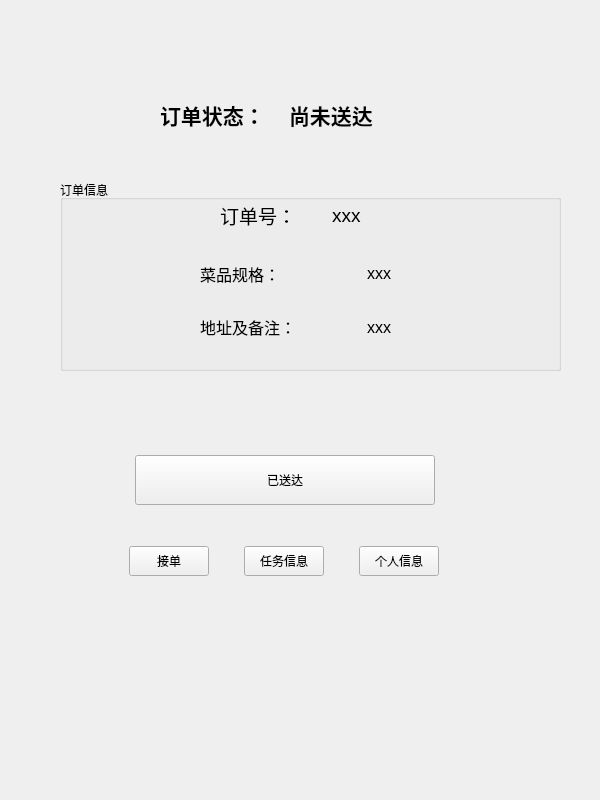
Qt form rider/task_inform.ui (chichuxwx/Food-delivery-platform) before a commit.
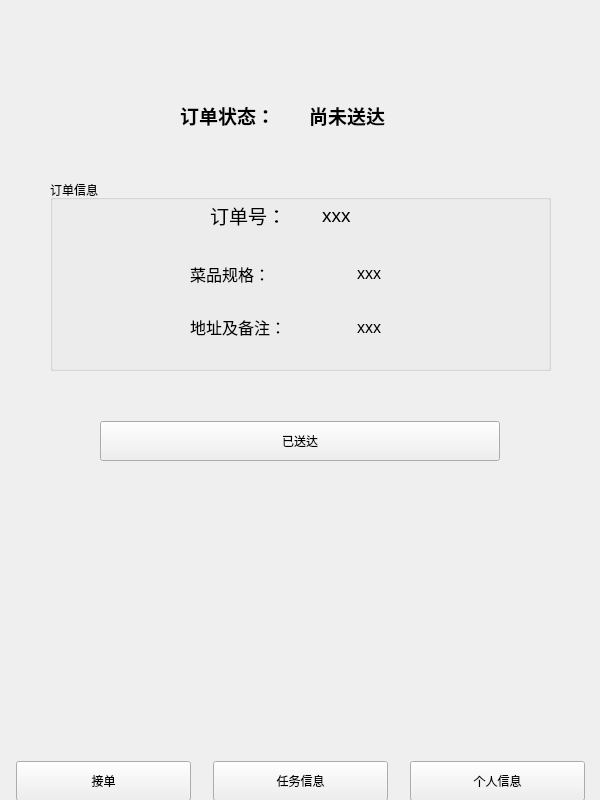
The same form after that commit.

The edit to the form file:
```diff
--- a/rider/task_inform.ui
+++ b/rider/task_inform.ui
@@ -22,7 +22,7 @@
   <widget class="QGroupBox" name="groupBox">
    <property name="geometry">
     <rect>
-     <x>60</x>
+     <x>50</x>
      <y>180</y>
      <width>501</width>
      <height>191</height>
@@ -31,7 +31,7 @@
    <property name="title">
     <string>订单信息</string>
    </property>
-   <widget class="QWidget" name="">
+   <widget class="QWidget" name="layoutWidget">
     <property name="geometry">
      <rect>
       <x>160</x>
@@ -57,7 +57,7 @@
      </item>
     </layout>
    </widget>
-   <widget class="QWidget" name="">
+   <widget class="QWidget" name="layoutWidget">
     <property name="geometry">
      <rect>
       <x>140</x>
@@ -106,10 +106,10 @@
     </layout>
    </widget>
   </widget>
-  <widget class="QWidget" name="">
+  <widget class="QWidget" name="layoutWidget">
    <property name="geometry">
     <rect>
-     <x>160</x>
+     <x>180</x>
      <y>90</y>
      <width>251</width>
      <height>51</height>
@@ -119,31 +119,28 @@
     <item>
      <widget class="QLabel" name="label_7">
       <property name="text">
-       <string>&lt;html&gt;&lt;head/&gt;&lt;body&gt;&lt;p&gt;&lt;span style=&quot; font-size:16pt; font-weight:700;&quot;&gt;订单状态：&lt;/span&gt;&lt;/p&gt;&lt;/body&gt;&lt;/html&gt;</string>
+       <string>&lt;html&gt;&lt;head/&gt;&lt;body&gt;&lt;p&gt;&lt;span style=&quot; font-size:14pt; font-weight:700;&quot;&gt;订单状态：&lt;/span&gt;&lt;/p&gt;&lt;/body&gt;&lt;/html&gt;</string>
       </property>
      </widget>
     </item>
     <item>
      <widget class="QLabel" name="label_8">
       <property name="text">
-       <string>&lt;html&gt;&lt;head/&gt;&lt;body&gt;&lt;p&gt;&lt;span style=&quot; font-size:16pt; font-weight:700;&quot;&gt;尚未送达&lt;/span&gt;&lt;/p&gt;&lt;/body&gt;&lt;/html&gt;</string>
+       <string>&lt;html&gt;&lt;head/&gt;&lt;body&gt;&lt;p&gt;&lt;span style=&quot; font-size:14pt; font-weight:700;&quot;&gt;尚未送达&lt;/span&gt;&lt;/p&gt;&lt;/body&gt;&lt;/html&gt;</string>
       </property>
      </widget>
     </item>
    </layout>
   </widget>
-  <widget class="QWidget" name="">
-   <property name="geometry">
-    <rect>
-     <x>100</x>
-     <y>420</y>
-     <width>371</width>
-     <height>191</height>
-    </rect>
-   </property>
-   <layout class="QVBoxLayout" name="verticalLayout_2">
-    <item alignment="Qt::AlignmentFlag::AlignHCenter">
      <widget class="QPushButton" name="pushButton">
+   <property name="geometry">
+    <rect>
+     <x>100</x>
+     <y>421</y>
+     <width>400</width>
+     <height>40</height>
+    </rect>
+   </property>
       <property name="sizePolicy">
        <sizepolicy hsizetype="Fixed" vsizetype="Fixed">
         <horstretch>0</horstretch>
@@ -152,22 +149,29 @@
       </property>
       <property name="minimumSize">
        <size>
-        <width>300</width>
-        <height>50</height>
+     <width>400</width>
+     <height>40</height>
        </size>
       </property>
       <property name="maximumSize">
        <size>
-        <width>300</width>
-        <height>50</height>
+     <width>400</width>
+     <height>40</height>
        </size>
       </property>
       <property name="text">
        <string>已送达</string>
       </property>
      </widget>
-    </item>
-    <item>
+  <widget class="QWidget" name="">
+   <property name="geometry">
+    <rect>
+     <x>0</x>
+     <y>760</y>
+     <width>601</width>
+     <height>42</height>
+    </rect>
+   </property>
      <layout class="QHBoxLayout" name="horizontalLayout_5">
       <item>
        <widget class="QPushButton" name="pushButton_2">
@@ -179,14 +183,14 @@
         </property>
         <property name="minimumSize">
          <size>
-          <width>80</width>
-          <height>30</height>
+        <width>175</width>
+        <height>40</height>
          </size>
         </property>
         <property name="maximumSize">
          <size>
-          <width>80</width>
-          <height>30</height>
+        <width>175</width>
+        <height>40</height>
          </size>
         </property>
         <property name="text">
@@ -204,14 +208,14 @@
         </property>
         <property name="minimumSize">
          <size>
-          <width>80</width>
-          <height>30</height>
+        <width>175</width>
+        <height>40</height>
          </size>
         </property>
         <property name="maximumSize">
          <size>
-          <width>80</width>
-          <height>30</height>
+        <width>175</width>
+        <height>40</height>
          </size>
         </property>
         <property name="text">
@@ -229,22 +233,20 @@
         </property>
         <property name="minimumSize">
          <size>
-          <width>80</width>
-          <height>30</height>
+        <width>175</width>
+        <height>40</height>
          </size>
         </property>
         <property name="maximumSize">
          <size>
-          <width>80</width>
-          <height>30</height>
+        <width>175</width>
+        <height>40</height>
          </size>
         </property>
         <property name="text">
          <string>个人信息</string>
         </property>
        </widget>
-      </item>
-     </layout>
     </item>
    </layout>
   </widget>
```
Lines whose indentation alone changed are shown as unchanged.
